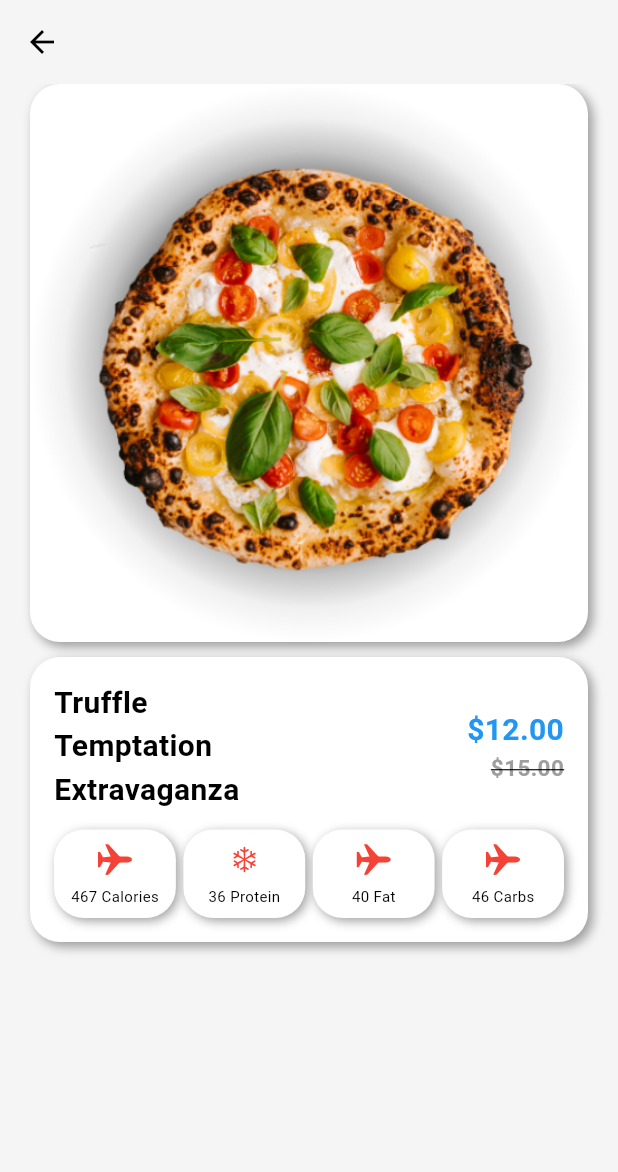
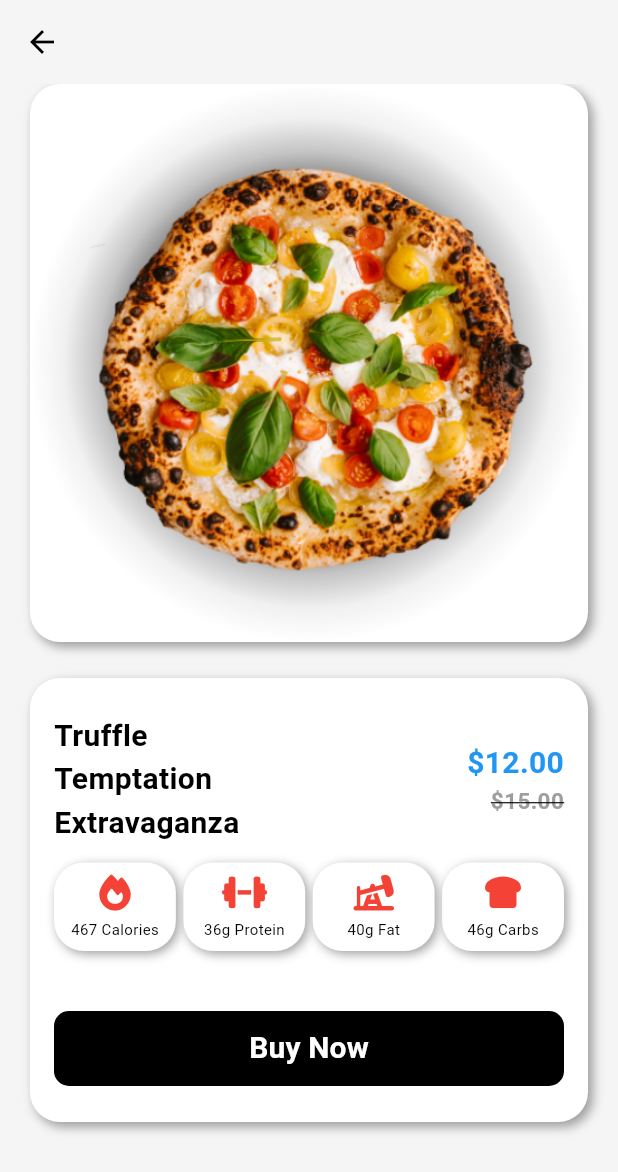
Before and after one commit to OMARALSAIED/pizza-app, a Flutter app: the HomeScreen screen opened directly, after a tap on "NON-VEG", on a phone screen of 412 x 824 dp. Shown: the top 1172 px of the screen. Run offline on Flutter 3.47's test engine with Material 3 defaults, Android fonts, the phone set to English and light mode, and no system bars; our stand-ins replace bloc, cloud_firestore, equatable, firebase_auth, firebase_core, flutter_bloc and 3 more; accounts and stored records are empty.

Commit message:
Deatiles pizza part 1

```diff
--- a/lib/components/macro.dart
+++ b/lib/components/macro.dart
@@ -1,15 +1,17 @@
 import 'package:flutter/cupertino.dart';
+import 'package:font_awesome_flutter/font_awesome_flutter.dart';
 import 'package:pizza/constants/colors.dart';
 
 class macro extends StatelessWidget {
   final String title;
   final int value;
   final IconData icon;
+
   const macro({
     super.key,
-    required this.icon,
     required this.title,
     required this.value,
+    required this.icon,
   });
 
   @override
@@ -26,16 +28,16 @@ class macro extends StatelessWidget {
       child: Padding(
         padding: const EdgeInsets.all(8.0),
         child: Column(children: [
-          Icon(
+          FaIcon(
             icon,
             color: kred,
           ),
-          SizedBox(
+          const SizedBox(
             height: 5,
           ),
           Text(
-            '$value $title',
-            style: TextStyle(fontSize: 10),
+            title == "Calories" ? '$value $title' : '${value}g $title',
+            style: const TextStyle(fontSize: 10),
           )
         ]),
       ),
--- a/lib/helpers/styles.dart
+++ b/lib/helpers/styles.dart
@@ -1,10 +1,13 @@
 import 'package:flutter/material.dart';
-
+import 'package:pizza/constants/colors.dart';
 
 abstract class Styles {
   static const font13w600 =
-      TextStyle(fontSize: 16, fontWeight: FontWeight.w600, color: Colors.white);
+      TextStyle(fontSize: 16, fontWeight: FontWeight.w600, color: kwhite);
 
   static const textstyle25 =
-      TextStyle(fontSize: 25, fontWeight: FontWeight.w900, color: Colors.white);
+      TextStyle(fontSize: 25, fontWeight: FontWeight.w900, color: kwhite);
+
+  static const textstyle20 =
+      TextStyle(color: kwhite, fontSize: 20, fontWeight: FontWeight.w600);
 }
--- a/lib/screens/home/view/detailes_screen.dart
+++ b/lib/screens/home/view/detailes_screen.dart
@@ -1,8 +1,10 @@
 import 'package:flutter/cupertino.dart';
 import 'package:flutter/material.dart';
+import 'package:font_awesome_flutter/font_awesome_flutter.dart';
 import 'package:pizza/components/macro.dart';
 import 'package:pizza/constants/colors.dart';
 import 'package:pizza/helpers/app_images.dart';
+import 'package:pizza/helpers/styles.dart';
 
 class DetailesScreen extends StatelessWidget {
   const DetailesScreen({super.key});
@@ -32,7 +34,7 @@ class DetailesScreen extends StatelessWidget {
                       image: AssetImage(AppImages.pizza))),
             ),
             const SizedBox(
-              height: 10,
+              height: 24,
             ),
             Container(
               decoration: BoxDecoration(
@@ -44,7 +46,7 @@ class DetailesScreen extends StatelessWidget {
                 ],
               ),
               child: Padding(
-                padding: EdgeInsets.all(16.0),
+                padding:const EdgeInsets.symmetric(horizontal: 16, vertical: 24),
                 child: Column(
                   children: [
                     Row(
@@ -92,36 +94,54 @@ class DetailesScreen extends StatelessWidget {
                     const Row(
                       children: [
                         macro(
+                          icon: FontAwesomeIcons.fire,
                           value: 467,
                           title: "Calories",
-                          icon: CupertinoIcons.airplane,
                         ),
                         SizedBox(
                           width: 5,
                         ),
                         macro(
+                          icon: FontAwesomeIcons.dumbbell,
                           value: 36,
                           title: "Protein",
-                          icon: CupertinoIcons.snow,
                         ),
                         SizedBox(
                           width: 5,
                         ),
                         macro(
+                          icon: FontAwesomeIcons.oilWell,
                           value: 40,
                           title: "Fat",
-                          icon: CupertinoIcons.airplane,
                         ),
                         SizedBox(
                           width: 5,
                         ),
                         macro(
+                          icon: FontAwesomeIcons.breadSlice,
                           value: 46,
                           title: "Carbs",
-                          icon: CupertinoIcons.airplane,
-                        )
+                        ),
                       ],
-                    )
+                    ),
+                    const SizedBox(
+                      height: 40,
+                    ),
+                    SizedBox(
+                        width: MediaQuery.of(context).size.width,
+                        height: 50,
+                        child: TextButton(
+                          style: TextButton.styleFrom(
+                              elevation: 3.0,
+                              backgroundColor: kblack,
+                              shape: RoundedRectangleBorder(
+                                  borderRadius: BorderRadius.circular(10))),
+                          onPressed: () {},
+                          child: const Text(
+                            "Buy Now",
+                            style: Styles.textstyle20,
+                          ),
+                        ))
                   ],
                 ),
               ),
--- a/lib/screens/home/view/home_screen.dart
+++ b/lib/screens/home/view/home_screen.dart
@@ -148,7 +148,7 @@ class HomeScreen extends StatelessWidget {
                                     width: 5,
                                   ),
                                   const Text(
-                                    "\$12.00",
+                                    "\$15.00",
                                     style: TextStyle(
                                         fontSize: 12,
                                         fontWeight: FontWeight.bold,
--- a/pubspec.yaml
+++ b/pubspec.yaml
@@ -36,6 +36,7 @@ dependencies:
     sdk: flutter
   flutter_bloc: ^8.1.6
   flutter_screenutil: ^5.9.3
+  font_awesome_flutter: ^10.8.0
   user_repository:
     path: packges/user_repository
 
```
Also changed, not shown: pubspec.lock.
